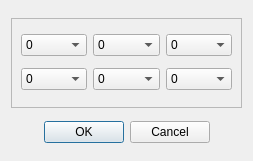
This is qt-designer/newBPE.ui in rowinggolfer/openmolar1 as Qt 5 draws it before an edit. The edited form follows.
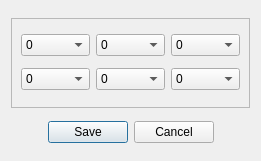
This is the edited form.

Commit message: tidied up BPE tab order, and caught an integrity error if bpe recorded twice on the sam day.

Patch:
```diff
--- a/qt-designer/newBPE.ui
+++ b/qt-designer/newBPE.ui
@@ -5,7 +5,7 @@
    <rect>
     <x>0</x>
     <y>0</y>
-    <width>253</width>
+    <width>261</width>
     <height>161</height>
    </rect>
   </property>
@@ -253,7 +253,7 @@
       <enum>Qt::Horizontal</enum>
      </property>
      <property name="standardButtons" >
-      <set>QDialogButtonBox::Cancel|QDialogButtonBox::Ok</set>
+      <set>QDialogButtonBox::Cancel|QDialogButtonBox::Save</set>
      </property>
      <property name="centerButtons" >
       <bool>true</bool>
```
Left out of the diff: 23 changed lines with no effect on the pictures. The commit also changes 3 other files.
